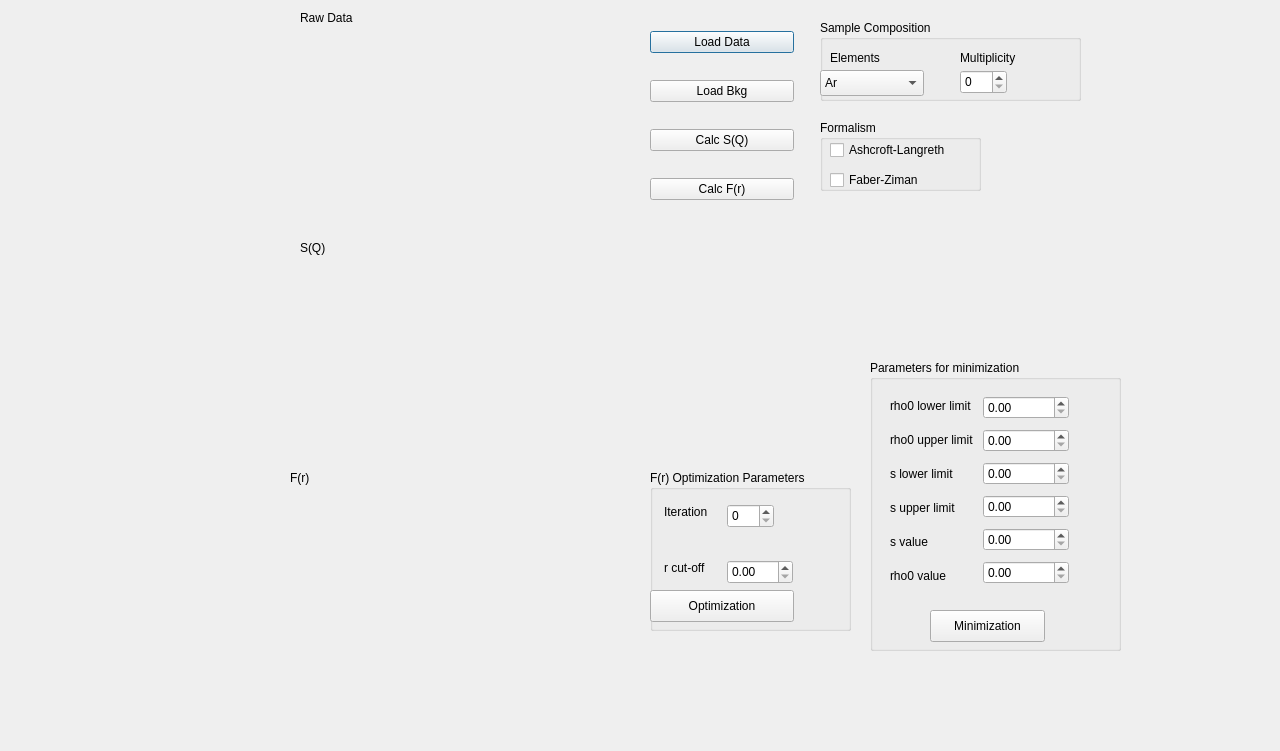
The window that modules/gui/LASDiA_gui.ui (Gaozmmm/LASDiA) describes before a commit, drawn with Qt 5.
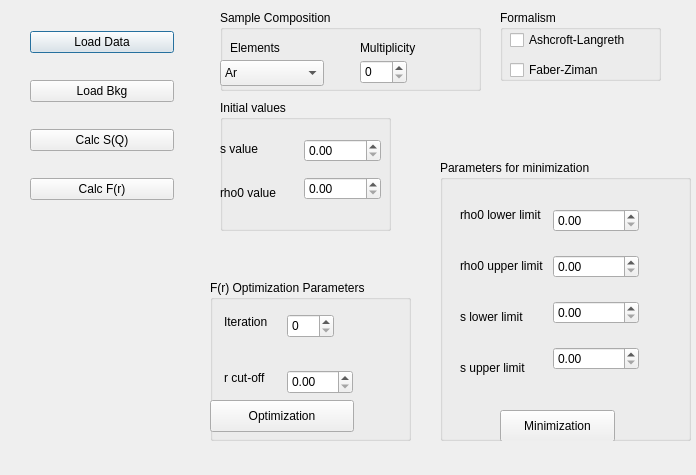
The same window after the commit. Icons and pictures are not drawn. Custom widgets are drawn as their Qt base class.

Commit message: Modified the GUI, deleted the plot displays

Diff of the .ui file:
```diff
--- a/modules/gui/LASDiA_gui.ui
+++ b/modules/gui/LASDiA_gui.ui
@@ -6,40 +6,17 @@
    <rect>
     <x>0</x>
     <y>0</y>
-    <width>1280</width>
-    <height>751</height>
+    <width>696</width>
+    <height>475</height>
    </rect>
   </property>
   <property name="windowTitle">
    <string>LASDiA</string>
   </property>
-  <widget class="QLabel" name="label_2">
-   <property name="geometry">
-    <rect>
-     <x>300</x>
-     <y>10</y>
-     <width>71</width>
-     <height>16</height>
-    </rect>
-   </property>
-   <property name="text">
-    <string>Raw Data</string>
-   </property>
-  </widget>
-  <widget class="MplWidget" name="Fr" native="true">
-   <property name="geometry">
-    <rect>
-     <x>120</x>
-     <y>490</y>
-     <width>481</width>
-     <height>191</height>
-    </rect>
-   </property>
-  </widget>
   <widget class="QWidget" name="layoutWidget">
    <property name="geometry">
     <rect>
-     <x>650</x>
+     <x>30</x>
      <y>10</y>
      <width>144</width>
      <height>211</height>
@@ -76,40 +53,11 @@
     </item>
    </layout>
   </widget>
-  <widget class="QLabel" name="label">
-   <property name="geometry">
-    <rect>
-     <x>0</x>
-     <y>10</y>
-     <width>101</width>
-     <height>111</height>
-    </rect>
-   </property>
-   <property name="text">
-    <string/>
-   </property>
-   <property name="pixmap">
-    <pixmap>ESRF.jpg</pixmap>
-   </property>
-   <property name="scaledContents">
-    <bool>true</bool>
-   </property>
-  </widget>
-  <widget class="MplWidget" name="RawData" native="true">
-   <property name="geometry">
-    <rect>
-     <x>120</x>
-     <y>40</y>
-     <width>481</width>
-     <height>191</height>
-    </rect>
-   </property>
-  </widget>
   <widget class="QGroupBox" name="groupBox_2">
    <property name="geometry">
     <rect>
-     <x>650</x>
-     <y>470</y>
+     <x>210</x>
+     <y>280</y>
      <width>201</width>
      <height>161</height>
     </rect>
@@ -180,32 +128,13 @@
     </property>
    </widget>
   </widget>
-  <widget class="QLabel" name="label_8">
-   <property name="geometry">
-    <rect>
-     <x>1120</x>
-     <y>10</y>
-     <width>131</width>
-     <height>111</height>
-    </rect>
-   </property>
-   <property name="text">
-    <string/>
-   </property>
-   <property name="pixmap">
-    <pixmap>CEA.png</pixmap>
-   </property>
-   <property name="scaledContents">
-    <bool>true</bool>
-   </property>
-  </widget>
   <widget class="QGroupBox" name="groupBox">
    <property name="geometry">
     <rect>
-     <x>870</x>
-     <y>360</y>
+     <x>440</x>
+     <y>160</y>
      <width>251</width>
-     <height>291</height>
+     <height>281</height>
     </rect>
    </property>
    <property name="title">
@@ -224,7 +153,7 @@
      <string>Minimization</string>
     </property>
    </widget>
-   <widget class="QWidget" name="">
+   <widget class="QWidget" name="layoutWidget">
     <property name="geometry">
      <rect>
       <x>20</x>
@@ -264,20 +193,6 @@
          </property>
         </widget>
        </item>
-       <item>
-        <widget class="QLabel" name="label_15">
-         <property name="text">
-          <string>s value</string>
-         </property>
-        </widget>
-       </item>
-       <item>
-        <widget class="QLabel" name="label_16">
-         <property name="text">
-          <string>rho0 value</string>
-         </property>
-        </widget>
-       </item>
       </layout>
      </item>
      <item>
@@ -310,40 +225,16 @@
          </property>
         </widget>
        </item>
-       <item>
-        <widget class="QDoubleSpinBox" name="sValue">
-         <property name="locale">
-          <locale language="C" country="AnyCountry"/>
-         </property>
-        </widget>
-       </item>
-       <item>
-        <widget class="QDoubleSpinBox" name="rho0Value">
-         <property name="locale">
-          <locale language="C" country="AnyCountry"/>
-         </property>
-        </widget>
-       </item>
       </layout>
      </item>
     </layout>
    </widget>
   </widget>
-  <widget class="MplWidget" name="SQ" native="true">
-   <property name="geometry">
-    <rect>
-     <x>120</x>
-     <y>270</y>
-     <width>481</width>
-     <height>191</height>
-    </rect>
-   </property>
-  </widget>
   <widget class="QGroupBox" name="groupBox_5">
    <property name="geometry">
     <rect>
-     <x>820</x>
-     <y>20</y>
+     <x>220</x>
+     <y>10</y>
      <width>261</width>
      <height>81</height>
     </rect>
@@ -418,37 +309,11 @@
     </property>
    </widget>
   </widget>
-  <widget class="QLabel" name="label_5">
-   <property name="geometry">
-    <rect>
-     <x>290</x>
-     <y>470</y>
-     <width>100</width>
-     <height>16</height>
-    </rect>
-   </property>
-   <property name="text">
-    <string>F(r)</string>
-   </property>
-  </widget>
-  <widget class="QLabel" name="label_3">
-   <property name="geometry">
-    <rect>
-     <x>300</x>
-     <y>240</y>
-     <width>59</width>
-     <height>16</height>
-    </rect>
-   </property>
-   <property name="text">
-    <string>S(Q)</string>
-   </property>
-  </widget>
   <widget class="QGroupBox" name="groupBox_4">
    <property name="geometry">
     <rect>
-     <x>820</x>
-     <y>120</y>
+     <x>500</x>
+     <y>10</y>
      <width>161</width>
      <height>71</height>
     </rect>
@@ -483,15 +348,80 @@
     </property>
    </widget>
   </widget>
+  <widget class="QGroupBox" name="groupBox_3">
+   <property name="geometry">
+    <rect>
+     <x>220</x>
+     <y>100</y>
+     <width>171</width>
+     <height>131</height>
+    </rect>
+   </property>
+   <property name="title">
+    <string>Initial values</string>
+   </property>
+   <widget class="QWidget" name="">
+    <property name="geometry">
+     <rect>
+      <x>0</x>
+      <y>30</y>
+      <width>161</width>
+      <height>81</height>
+     </rect>
+    </property>
+    <layout class="QHBoxLayout" name="horizontalLayout_2">
+     <item>
+      <layout class="QVBoxLayout" name="verticalLayout_4">
+       <item>
+        <widget class="QLabel" name="label_15">
+         <property name="text">
+          <string>s value</string>
+         </property>
+        </widget>
+       </item>
+       <item>
+        <widget class="QLabel" name="label_16">
+         <property name="text">
+          <string>rho0 value</string>
+         </property>
+        </widget>
+       </item>
+      </layout>
+     </item>
+     <item>
+      <layout class="QVBoxLayout" name="verticalLayout_5">
+       <item>
+        <widget class="QDoubleSpinBox" name="sValue">
+         <property name="locale">
+          <locale language="C" country="AnyCountry"/>
+         </property>
+        </widget>
+       </item>
+       <item>
+        <widget class="QDoubleSpinBox" name="rho0Value">
+         <property name="locale">
+          <locale language="C" country="AnyCountry"/>
+         </property>
+        </widget>
+       </item>
+      </layout>
+     </item>
+    </layout>
+   </widget>
+   <zorder>label_15</zorder>
+   <zorder>label_15</zorder>
+   <zorder>sValue</zorder>
+   <zorder>rho0Value</zorder>
+   <zorder>label_16</zorder>
+  </widget>
+  <zorder>layoutWidget</zorder>
+  <zorder>groupBox_2</zorder>
+  <zorder>groupBox</zorder>
+  <zorder>groupBox_5</zorder>
+  <zorder>groupBox_4</zorder>
+  <zorder>LoadData</zorder>
+  <zorder>groupBox_3</zorder>
  </widget>
- <customwidgets>
-  <customwidget>
-   <class>MplWidget</class>
-   <extends>QWidget</extends>
-   <header>mplwidget</header>
-   <container>1</container>
-  </customwidget>
- </customwidgets>
  <resources/>
  <connections/>
 </ui>
```
